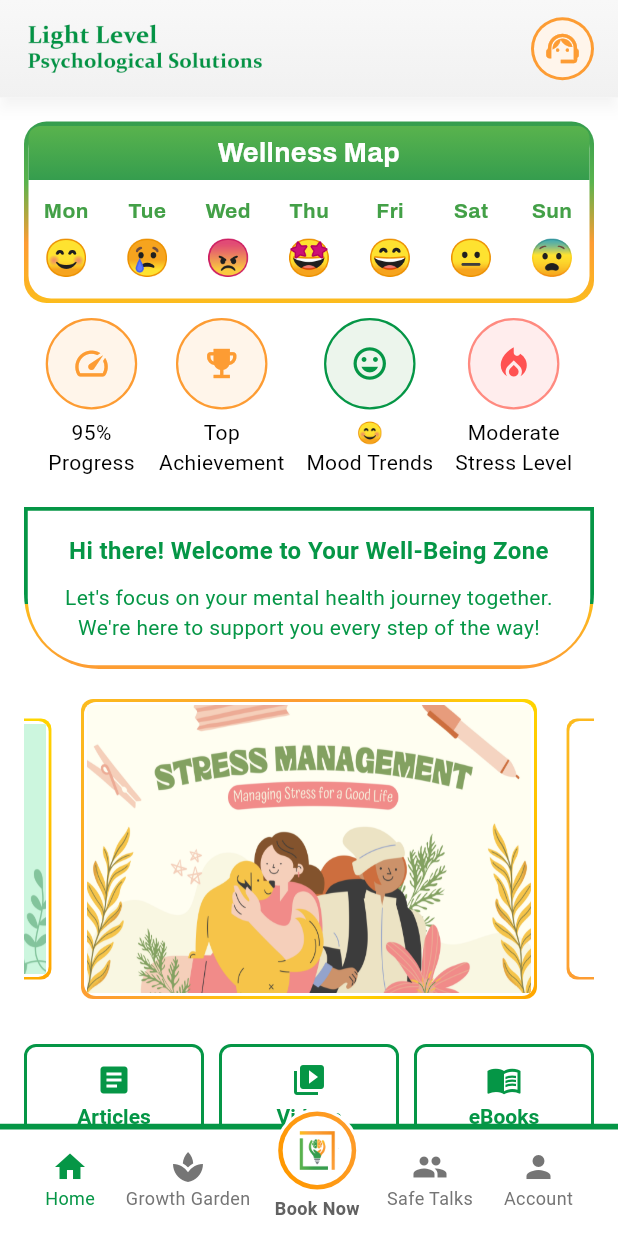
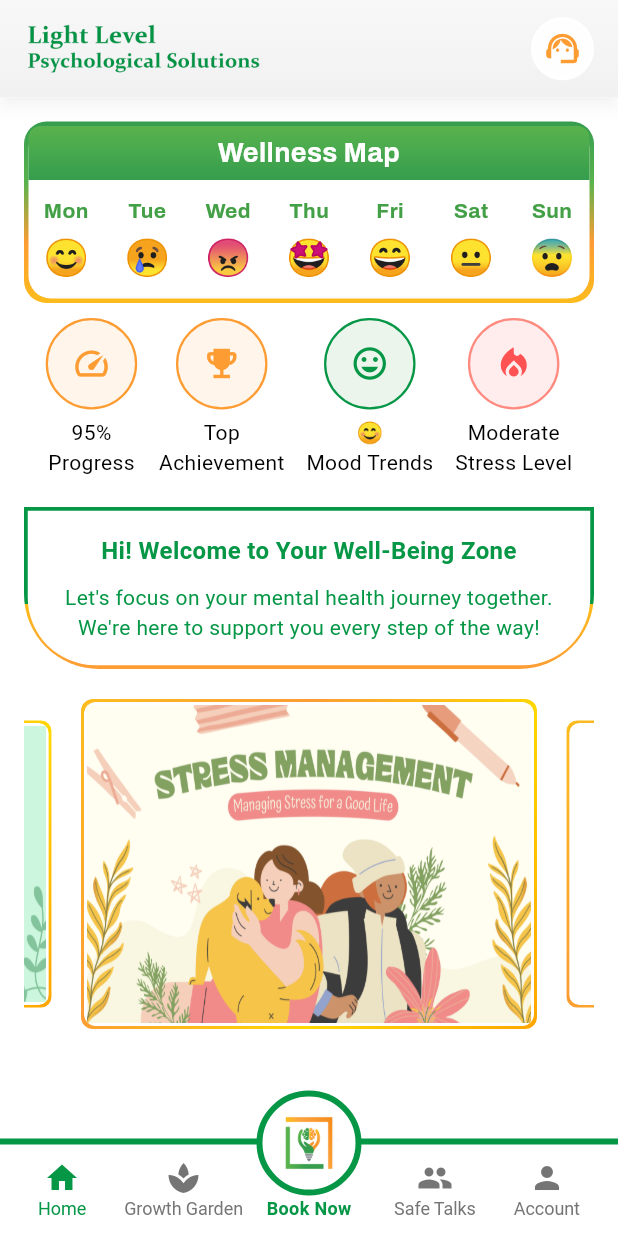
Before and after one commit to JericoDj/MentalHealth, a Flutter app: the NavigationBarMenu screen opened directly, on a phone screen of 412 x 824 dp. Run offline on Flutter 3.47's test engine with Material 3 defaults, Android fonts, the phone set to English and light mode, and no system bars; drawn by our look-alikes of carousel_slider; our stand-ins replace connectivity_plus, firebase_auth, firebase_core, fl_chart, flutter_native_splash, get and 5 more; accounts and stored records are empty.

```diff
--- a/lib/screens/book_now/booknowscreen.dart
+++ b/lib/screens/book_now/booknowscreen.dart
@@ -149,7 +149,6 @@ class _ConsultationScreenState extends State<BookNowScreen> {
         ),
       ),
       bottomNavigationBar: BottomButtons(
-        availableCredits: availableCredits,
         isFormComplete: isFormComplete,
         onBookSession: _bookSession,
         onCallSupport: _showCustomerSupportPopup,
--- a/lib/screens/homescreen/consultation_touchpoint/consultation_screen.dart
+++ b/lib/screens/homescreen/consultation_touchpoint/consultation_screen.dart
@@ -131,8 +131,12 @@ class _ConsultationScreenState extends State<ConsultationScreen> {
           ],
         ),
       ),
-      bottomNavigationBar: BottomButtons(
-        availableCredits: availableCredits,
+      bottomNavigationBar:
+
+
+      BottomButtons(
+
+
         isFormComplete: isFormComplete,
         onBookSession: _bookSession,
         onCallSupport: _showCustomerSupportPopup,
--- a/lib/screens/homescreen/homescreen.dart
+++ b/lib/screens/homescreen/homescreen.dart
@@ -34,7 +34,7 @@ class HomeScreen extends StatelessWidget {
                   _buildCarouselItem("assets/images/HomeSlider (3).jpg"),
                 ],
                 options: CarouselOptions(
-                  height: 200.0,
+                  height: 220.0,
                   enlargeCenterPage: true,
                   autoPlay: true,
                   aspectRatio: 16 / 9,
@@ -45,21 +45,19 @@ class HomeScreen extends StatelessWidget {
                 ),
               ),
 
-
-
-              const SizedBox(height: 30),
-
-              // 🔥 New: Row of Buttons for Articles, Videos, eBooks
-              _buildResourceButtons(context),
-
               const SizedBox(height: 20),
 
-              // Consultation Hub
-              const ConsultationTouchpointCard(),
-              const SizedBox(height: 20),
-
-              // 24/7 Helpline
-              const SafeSpaceCard(),
+              // // 🔥 New: Row of Buttons for Articles, Videos, eBooks
+              // _buildResourceButtons(context),
+              //
+              // const SizedBox(height: 20),
+              //
+              // // Consultation Hub
+              // const ConsultationTouchpointCard(),
+              // const SizedBox(height: 20),
+              //
+              // // 24/7 Helpline
+              // const SafeSpaceCard(),
             ],
           ),
         ),
@@ -70,6 +68,7 @@ class HomeScreen extends StatelessWidget {
   // Helper Method for Carousel Items
   Widget _buildCarouselItem(String imagePath) {
     return Container(
+
       decoration: BoxDecoration(
         borderRadius: BorderRadius.circular(8),
         border: Border.all(width: 2, color: Colors.transparent),
--- a/lib/screens/safe_talks/safe_talks.dart
+++ b/lib/screens/safe_talks/safe_talks.dart
@@ -74,15 +74,6 @@ class _SafeTalksScreenState extends State<SafeTalksScreen> {
                     ),
                   ),
                 ),
-              )
-        ,
-              TabBar(
-                labelColor: MyColors.color1,
-                indicatorColor: MyColors.color1,
-                tabs: [
-                  Tab(text: 'For You',),
-                  Tab(text: 'Following'),
-                ],
               ),
               Expanded(
                 child: TabBarView(
@@ -141,22 +132,7 @@ class _SafeTalksScreenState extends State<SafeTalksScreen> {
               ),
             ),
           ),
-          IconButton(
-            icon: Icon(Icons.photo),
-            onPressed: () {},
-          ),
-          IconButton(
-            icon: Icon(Icons.camera_alt),
-            onPressed: () {},
-          ),
-          IconButton(
-            icon: Icon(Icons.gif),
-            onPressed: () {},
-          ),
-          IconButton(
-            icon: Icon(Icons.mic),
-            onPressed: () {},
-          ),
+
         ],
       ),
     );
@@ -185,7 +161,7 @@ class _SafeTalksScreenState extends State<SafeTalksScreen> {
             //Image.network('https://via.placeholder.com/600x400'),
             SizedBox(height: 10),
             Row(
-              mainAxisAlignment: MainAxisAlignment.spaceBetween,
+              mainAxisAlignment: MainAxisAlignment.start,
               children: [
                 Row(
                   children: [
@@ -194,6 +170,7 @@ class _SafeTalksScreenState extends State<SafeTalksScreen> {
                     Text('120'),
                   ],
                 ),
+                SizedBox(width: 20,),
                 Row(
                   children: [
                     Icon(Icons.comment),
@@ -201,13 +178,7 @@ class _SafeTalksScreenState extends State<SafeTalksScreen> {
                     Text('34'),
                   ],
                 ),
-                Row(
-                  children: [
-                    Icon(Icons.send),
-                    SizedBox(width: 5),
-                    Text('Share'),
-                  ],
-                ),
+
               ],
             ),
           ],
--- a/lib/widgets/homescreen_widgets/consultation_screen_widgets/bottom_buttons.dart
+++ b/lib/widgets/homescreen_widgets/consultation_screen_widgets/bottom_buttons.dart
@@ -1,14 +1,14 @@
 import 'package:flutter/material.dart';
 
 class BottomButtons extends StatelessWidget {
-  final int availableCredits;
+
   final bool isFormComplete;
   final Function() onBookSession;
   final Function() onCallSupport;
 
   const BottomButtons({
     Key? key,
-    required this.availableCredits,
+
     required this.isFormComplete,
     required this.onBookSession,
     required this.onCallSupport,
@@ -16,7 +16,7 @@ class BottomButtons extends StatelessWidget {
 
   @override
   Widget build(BuildContext context) {
-    bool isButtonEnabled = isFormComplete && availableCredits > 0;
+    bool isButtonEnabled = isFormComplete;
 
     return Padding(
       padding: const EdgeInsets.all(16.0),
@@ -49,6 +49,7 @@ class BottomButtons extends StatelessWidget {
               ),
             ),
           ),
+          SizedBox(height: 25),
         ],
       ),
     );
--- a/lib/widgets/homescreen_widgets/welcome_message_section.dart
+++ b/lib/widgets/homescreen_widgets/welcome_message_section.dart
@@ -34,14 +34,14 @@ class WelcomeMessageSection extends StatelessWidget {
         child: Column(
           children: const [
             Text(
-              'Hi there! Welcome to Your Well-Being Zone',
+              'Hi! Welcome to Your Well-Being Zone',
               style: TextStyle(fontSize: 16, fontWeight: FontWeight.bold, color: MyColors.color1),
               textAlign: TextAlign.center,
             ),
             SizedBox(height: 10),
             Text(
               'Let\'s focus on your mental health journey together. We\'re here to support you every step of the way!',
-              style: TextStyle(fontSize: 14, color: MyColors.color1),
+              style: TextStyle(fontSize: 14, color: MyColors.color1,),
               textAlign: TextAlign.center,
             ),
           ],
--- a/lib/widgets/navigation_bar.dart
+++ b/lib/widgets/navigation_bar.dart
@@ -17,7 +17,7 @@ class _NavigationBarMenuState extends State<NavigationBarMenu> {
   final List<Widget> _pages = [
     HomeScreen(),
     GrowthGardenScreen(),
-    BookNowScreen(), // Now works correctly
+    BookNowScreen(),
     SafeTalksScreen(),
     AccountScreen(),
   ];
@@ -35,186 +35,115 @@ class _NavigationBarMenuState extends State<NavigationBarMenu> {
         appBar: AppBar(
           backgroundColor: Colors.white,
           toolbarHeight: 65,
-          elevation: 4, // Adds shadow effect
+          elevation: 4,
           shadowColor: Colors.black.withOpacity(0.2),
           flexibleSpace: Container(
             decoration: const BoxDecoration(
               gradient: LinearGradient(
                 colors: [
-                  Color(0xFFF8F8F8), // Soft off-white
-                  Color(0xFFF1F1F1), // Light grey
+                  Color(0xFFF8F8F8),
+                  Color(0xFFF1F1F1),
                 ],
                 begin: Alignment.topCenter,
                 end: Alignment.bottomCenter,
               ),
             ),
           ),
-          title: Stack(
-            children: [
-
-              Padding(
-                padding: const EdgeInsets.only(top: 4.0, bottom: 4.0),
-                child: Row(
-                  mainAxisAlignment: MainAxisAlignment.spaceBetween,
-                  children: [
-                    Image.asset(
-                      'assets/images/logo/appbar_title.png',
-                      height: 50,
-                      fit: BoxFit.contain,
-                    ),
-                    Container(
-                      height: 42,
-                      width: 42,
-                      child: Stack(
-                        alignment: Alignment.center,
-                        children: [
-                          Container(
-                            height: 42,
-                            width: 42,
-                            decoration: BoxDecoration(
-                              shape: BoxShape.circle,
-                              gradient: LinearGradient(
-                                colors: [MyColors.color2, MyColors.color2],
-                                begin: Alignment.topLeft,
-                                end: Alignment.bottomRight,
-                              ),
-                            ),
-                          ),
-                          Container(
-                            height: 38,
-                            width: 38,
-                            decoration: BoxDecoration(
-                              color: Colors.white.withOpacity(0.9),
-                              shape: BoxShape.circle,
-                            ),
-                            child: ShaderMask(
-                              shaderCallback: (Rect bounds) {
-                                return LinearGradient(
-                                  colors: [MyColors.color2, MyColors.color2],
-                                  begin: Alignment.topLeft,
-                                  end: Alignment.bottomRight,
-                                ).createShader(bounds);
-                              },
-                              child: const Icon(
-                                Icons.support_agent,
-                                size: 26,
-                                color: Colors.white,
-                              ),
-                            ),
-                          ),
-                        ],
-                      ),
-                    ),
-                  ],
+          title: Padding(
+            padding: const EdgeInsets.symmetric(vertical: 4.0),
+            child: Row(
+              mainAxisAlignment: MainAxisAlignment.spaceBetween,
+              children: [
+                Image.asset(
+                  'assets/images/logo/appbar_title.png',
+                  height: MediaQuery.of(context).size.height * 0.06,
+                  fit: BoxFit.contain,
                 ),
-              ),
-            ],
+                Container(
+                  height: 42,
+                  width: 42,
+                  decoration: BoxDecoration(
+                    shape: BoxShape.circle,
+                    color: Colors.white.withOpacity(0.9),
+                    border: Border.all(color: Colors.white, width: 2),
+                  ),
+                  child: Icon(Icons.support_agent, size: 26, color: MyColors.color2),
+                ),
+              ],
+            ),
           ),
           automaticallyImplyLeading: false,
         ),
 
-        body: _pages[_selectedIndex], // Display selected page
+        body: _pages[_selectedIndex],
 
         bottomNavigationBar: Stack(
           clipBehavior: Clip.none,
           children: [
-            ClipPath(
-              clipper: CurvedNavBarClipper(),
-              child: Container(
-                height: 65,
-                decoration: BoxDecoration(
-                  color: Colors.white, // Solid white background
-                  border: Border(
-                    top: BorderSide(
-                      color: MyColors.color1, // Border color at the top
-                      width: 4.0, // Thickness of the border
-                    ),
-                  ),
+            Container(
+              height: 65,
+              decoration: BoxDecoration(
+                color: Colors.white,
+                border: Border(
+                  top: BorderSide(color: MyColors.color1, width: 4.0),
                 ),
               ),
+              child: Row(
+                mainAxisAlignment: MainAxisAlignment.spaceEvenly,
+                children: [
+                  _buildNavItem(Icons.home, "Home", 0),
+                  _buildNavItem(Icons.spa, "Growth Garden", 1),
+                  SizedBox(width: 50),
+                  _buildNavItem(Icons.group, "Safe Talks", 3),
+                  _buildNavItem(Icons.person, "Account", 4),
+                ],
+              ),
             ),
-
-            // Floating Center Button (Now Clickable & Positioned Correctly)
             Positioned(
-              bottom: 10, // Adjusted to lift button slightly higher
-              left: MediaQuery.of(context).size.width / 2 - (MediaQuery.of(context).size.width / 18),
-              child: GestureDetector(
-                onTap: () => _onItemTapped(2), // Book Now screen navigation
-                child: Column(
-                  children: [
-                    Container(
-                      width: 56, // Same as default FloatingActionButton size
-                      height: 56,
+              bottom: 10,
+              left: MediaQuery.of(context).size.width / 2 - 35,
+              child: Column(
+                children: [
+                  GestureDetector(
+                    onTap: () => _onItemTapped(2),
+                    child: Container(
+                      width: 70,
+                      height: 70,
                       decoration: BoxDecoration(
                         shape: BoxShape.circle,
-                        gradient: LinearGradient(
-                          begin: Alignment.centerLeft,
-                          end: Alignment.topRight,
-                          stops: [0.0, 1.0], // 3 stops for gradient transition
-                          colors: [
-                            Colors.orange,         // Top-left gradient start (Green)
-                            MyColors.color2,      // Transition to MyColors.color1 at top-center
-                               // Transition to Orange at top-right
-                          ],
-                        ),
-                        border: Border.all(color: Colors.white, width: 2), // Outer white border
+                        color: Colors.white,
+                        border: Border.all(color: MyColors.color1, width: 4),
                       ),
                       child: Padding(
-                        padding: const EdgeInsets.all(3), // Inner padding to show gradient border
+                        padding: const EdgeInsets.all(3),
                         child: CircleAvatar(
-                          backgroundColor: Colors.white, // Inner circle white background
+                          backgroundColor: Colors.white,
                           child: Image.asset(
-                            'assets/images/logo/Logo_Square.png',  // Your logo file
-                            width: 30, // Adjust size as needed
-                            height: 30,
+                            'assets/images/logo/Logo_Square.png',
+                            width: 40,
+                            height: 40,
                             fit: BoxFit.contain,
                           ),
                         ),
                       ),
                     ),
-                    SizedBox(height: 2), // Spacing between FAB & text
-                    Text(
+                  ),
+                  GestureDetector(
+                    onTap: () => _onItemTapped(2),
+                    child: Text(
                       "Book Now",
-                      textAlign: TextAlign.center,
                       style: TextStyle(
                         fontSize: 12,
                         fontWeight: FontWeight.bold,
-                        color: Colors.grey.shade700,
+                        color: MyColors.color1,
                       ),
                     ),
-                  ],
-                ),
-              ),
-            ),
-
-            // Navigation Bar Items
-            Padding(
-              padding: EdgeInsets.fromLTRB(30, 5, 30, 5),
-              child: Positioned(
-                bottom: 0,
-                child: SizedBox(
-                  width: MediaQuery.of(context).size.width,
-                  height: 65,
-                  child: Row(
-                    mainAxisAlignment: MainAxisAlignment.spaceBetween,
-                    children: [
-                      Flexible(flex: 2, child: _buildNavItem(Icons.home, "Home", 0)),  // Wider
-                      Flexible(flex: 3, child: _buildNavItem(Icons.spa, "Growth Garden", 1)), // Equal width
-                      Flexible(flex: 2, child: SizedBox(width: 50,)), // Space for Floating Button
-
-                      Flexible(flex: 2, child: _buildNavItem(Icons.group, "Safe Talks", 3)), // Equal width
-                      Flexible(flex: 2, child: _buildNavItem(Icons.person, "Account", 4)),  // Wider
-                    ],
                   ),
-                ),
+                ],
               ),
             ),
           ],
         ),
-
-
-
-
       ),
     );
   }
@@ -226,12 +155,15 @@ class _NavigationBarMenuState extends State<NavigationBarMenu> {
         mainAxisSize: MainAxisSize.min,
         children: [
           Icon(
+
             icon,
             color: _selectedIndex == index ? MyColors.color1 : Colors.grey.shade600,
           ),
           Text(
+
             label,
             style: TextStyle(
+              letterSpacing: -0.05,
               fontSize: 12,
               color: _selectedIndex == index ? MyColors.color1 : Colors.grey.shade600,
             ),
@@ -241,26 +173,3 @@ class _NavigationBarMenuState extends State<NavigationBarMenu> {
     );
   }
 }
-
-// Custom Curved Navigation Bar Shape
-class CurvedNavBarClipper extends CustomClipper<Path> {
-  @override
-  Path getClip(Size size) {
-    double width = size.width;
-    double height = size.height;
-
-    Path path = Path()
-      ..moveTo(0, height) // Start from bottom-left
-      ..lineTo(width * 0.4, height) // Left part
-      ..quadraticBezierTo(width * 0.5, height - 35, width * 0.6, height) // Curved notch
-      ..lineTo(width, height) // Right part
-      ..lineTo(width, 0) // Top right
-      ..lineTo(0, 0) // Top left
-      ..close(); // Close path
-
-    return path;
-  }
-
-  @override
-  bool shouldReclip(CustomClipper<Path> oldClipper) => false;
-}
```
